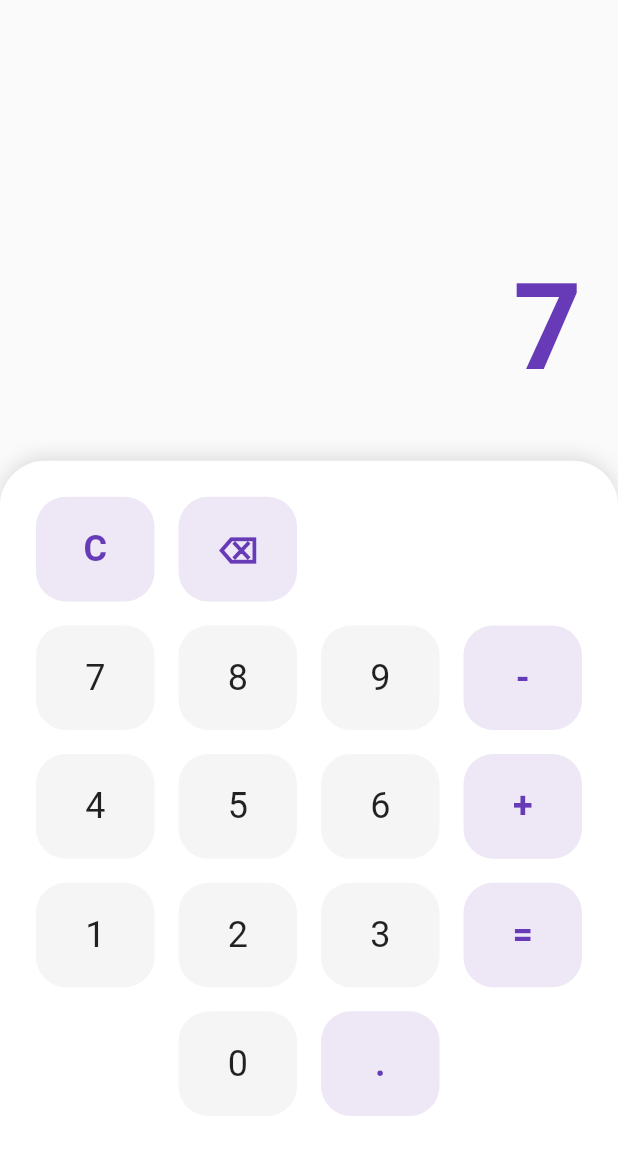
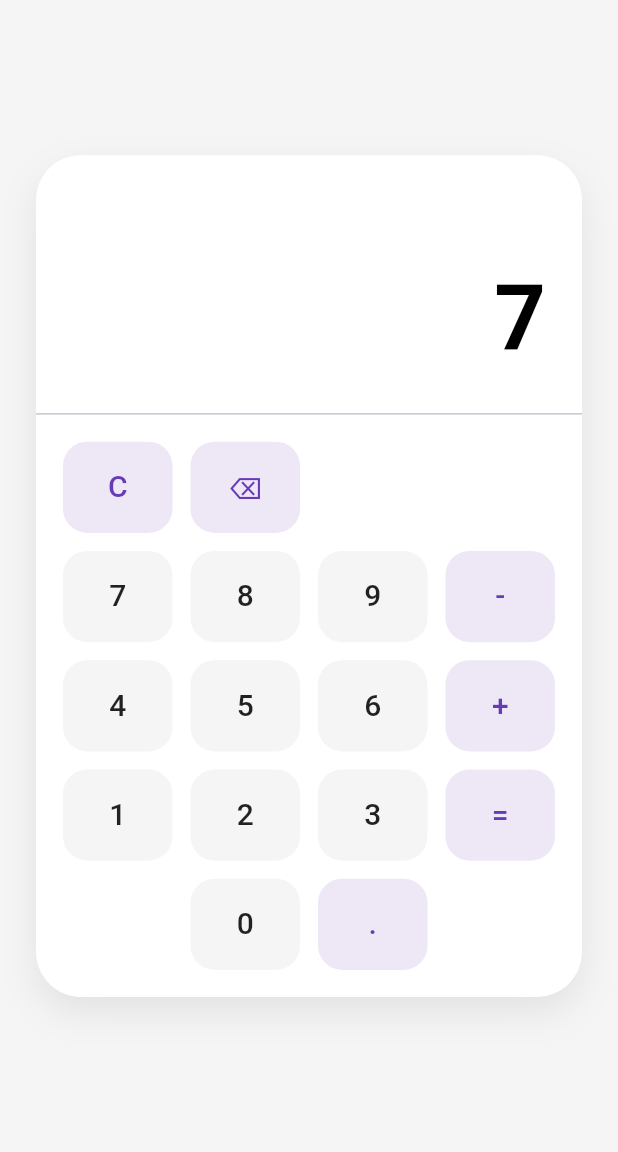
Before and after one commit to exuviadot/tugas2-tpm, a Flutter app: the CalcPage screen opened directly with sample values from the repository, after a tap on an icon or button, on a phone screen of 412 x 824 dp, the part 84-1236 px from its top. Run offline on Flutter 3.47's test engine with Material 3 defaults, Android fonts, the phone set to English and light mode, and no system bars.

Commit message:
update: tampilan kyknya

```diff
--- a/lib/pages/calc_page.dart
+++ b/lib/pages/calc_page.dart
@@ -12,46 +12,54 @@ class CalcPage extends StatefulWidget {
 class _CalcPageState extends State<CalcPage> {
   String _output = "0";
   String _input = "";
-  double _num1 = 0;
+  double? _num1;
   String _operator = "";
+  String _history = "";
+
+  void _calculate() {
+    if (_num1 == null || _operator.isEmpty || _input.isEmpty) return;
+    double num2 = double.tryParse(_input) ?? 0;
+    if (_operator == "+") {
+      _num1 = _num1! + num2;
+    } else if (_operator == "-") {
+      _num1 = _num1! - num2;
+    }
+    _output = _num1.toString().replaceAll(".0", "");
+  }
 
   void _onButtonPressed(String value) {
     setState(() {
       if (value == "C") {
         _output = "0";
         _input = "";
-        _num1 = 0;
+        _num1 = null;
         _operator = "";
+        _history = "";
       } else if (value == "⌫") {
         if (_input.isNotEmpty) {
           _input = _input.substring(0, _input.length - 1);
           _output = _input.isEmpty ? "0" : _input;
         }
       } else if (value == "+" || value == "-") {
-        _num1 = double.tryParse(_input) ?? 0;
+        if (_input.isNotEmpty) {
+          if (_num1 == null) {
+            _num1 = double.tryParse(_input);
+          } else {
+            _calculate();
+          }
           _operator = value;
+          _history = "${_num1.toString().replaceAll(".0", "")} $_operator";
           _input = "";
-      } else if (value == ".") {
-
-        // buat titik
-        if (!_input.contains(".")) {
-          _input = _input.isEmpty ? "0." : _input + ".";
-          _output = _input;
         }
       } else if (value == "=") {
+        if (_num1 != null && _input.isNotEmpty) {
           double num2 = double.tryParse(_input) ?? 0;
-        if (_operator == "+") {
-          _output = (_num1 + num2).toString();
-        } else if (_operator == "-") {
-          _output = (_num1 - num2).toString();
+          _history = "${_num1.toString().replaceAll(".0", "")} $_operator ${num2.toString().replaceAll(".0", "")} =";
+          _calculate();
+          _input = _output;
+          _num1 = null;
+          _operator = "";
         }
-
-        if (_output.endsWith(".0")) {
-          _output = _output.substring(0, _output.length - 2);
-        }
-
-        _input = _output;
-        _operator = "";
       } else {
         if (_input == "0" && value == "0") return;
         _input += value;
@@ -63,68 +71,53 @@ class _CalcPageState extends State<CalcPage> {
   @override
   Widget build(BuildContext context) {
     return Scaffold(
-      backgroundColor: Colors.grey.shade50,
+      backgroundColor: Colors.grey.shade100,
       appBar: AppBar(
-        title: Text(
-          widget.menu.title,
-          style: const TextStyle(
-            fontWeight: FontWeight.bold
-          )
-        ),
+        title: Text(widget.menu.title, style: const TextStyle(fontWeight: FontWeight.bold)),
         backgroundColor: Colors.deepPurple,
         foregroundColor: Colors.white,
         centerTitle: true,
         elevation: 0,
       ),
-      body: Column(
+      body: Center(
+        child: SingleChildScrollView(
+          padding: const EdgeInsets.all(24.0),
+          child: Container(
+            decoration: BoxDecoration(
+              color: Colors.white,
+              borderRadius: BorderRadius.circular(30),
+              boxShadow: [
+                BoxShadow(
+                  color: Colors.black.withOpacity(0.08),
+                  blurRadius: 20,
+                  offset: const Offset(0, 10),
+                )
+              ],
+            ),
+            child: Column(
+              mainAxisSize: MainAxisSize.min,
               children: [
-
-          Expanded(
-            flex: 2,
-            child: Container(
-              padding: const EdgeInsets.symmetric(horizontal: 24, vertical: 32),
+                Container(
+                  padding: const EdgeInsets.fromLTRB(24, 32, 24, 20),
                   alignment: Alignment.bottomRight,
                   child: Column(
-                mainAxisAlignment: MainAxisAlignment.end,
                     crossAxisAlignment: CrossAxisAlignment.end,
                     children: [
-                  Text(
-                    _operator.isEmpty ? "" : "${_num1.toString().replaceAll(".0", "")} $_operator",
-                    style: const TextStyle(
-                      fontSize: 24,
-                      color: Colors.grey
-                    ),
-                  ),
+                      Text(_history, style: const TextStyle(fontSize: 18, color: Colors.grey)),
                       const SizedBox(height: 8),
                       FittedBox(
                         fit: BoxFit.scaleDown,
                         child: Text(
                           _output,
-                      style: const TextStyle(
-                        fontSize: 80,
-                        fontWeight: FontWeight.bold,
-                        color: Colors.deepPurple
-                      ),
+                          style: const TextStyle(fontSize: 60, fontWeight: FontWeight.bold, color: Colors.black),
                         ),
                       ),
                     ],
                   ),
                 ),
-          ),
-
-          Expanded(
-            flex: 3,
-            child: Container(
-              padding: const EdgeInsets.all(16),
-              decoration: const BoxDecoration(
-                color: Colors.white,
-                borderRadius: BorderRadius.only(topLeft: Radius.circular(30), topRight: Radius.circular(30)),
-                boxShadow: [BoxShadow(
-                  color: Colors.black12,
-                  blurRadius: 10,
-                  offset: Offset(0, -2)
-                )],
-              ),
+                const Divider(height: 1),
+                Padding(
+                  padding: const EdgeInsets.all(12),
                   child: Column(
                     children: [
                       _buildRow(["C", "⌫", "", ""]),
@@ -135,43 +128,38 @@ class _CalcPageState extends State<CalcPage> {
                     ],
                   ),
                 ),
+              ],
             ),
-        ],
+          ),
+        ),
       ),
     );
   }
 
   Widget _buildRow(List<String> values) {
-    return Expanded(
-      child: Row(
-        crossAxisAlignment: CrossAxisAlignment.stretch,
+    return Row(
       children: values.map((val) => _buildButton(val)).toList(),
-      ),
     );
   }
 
   Widget _buildButton(String val) {
     if (val.isEmpty) return Expanded(child: Container());
-
     bool isOperator = val == "+" || val == "-" || val == "=" || val == "C" || val == "⌫" || val == ".";
-
     return Expanded(
       child: Padding(
-        padding: const EdgeInsets.all(8.0),
+        padding: const EdgeInsets.all(6.0),
+        child: AspectRatio(
+          aspectRatio: 1.2,
           child: ElevatedButton(
             onPressed: () => _onButtonPressed(val),
             style: ElevatedButton.styleFrom(
               backgroundColor: isOperator ? Colors.deepPurple.shade50 : Colors.grey.shade100,
               foregroundColor: isOperator ? Colors.deepPurple : Colors.black87,
               elevation: 0,
-            shape: RoundedRectangleBorder(borderRadius: BorderRadius.circular(20)),
+              padding: EdgeInsets.zero,
+              shape: RoundedRectangleBorder(borderRadius: BorderRadius.circular(16)),
             ),
-          child: Text(
-            val,
-            style: TextStyle(
-              fontSize: 24,
-              fontWeight: isOperator ? FontWeight.bold : FontWeight.normal
-            ),
+            child: Text(val, style: const TextStyle(fontSize: 20)),
           ),
         ),
       ),
```
Also changed, not shown: lib/pages/bilangan_page.dart (+48 -8 lines), lib/pages/total_angka_page.dart (+25 -12 lines). Lines whose indentation alone changed are shown as unchanged.
